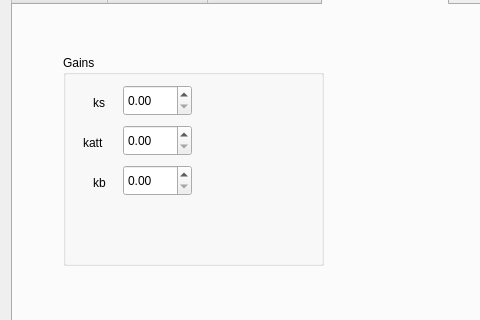
RicZan/quadcoptersSML, file gui/src/gui/ChooseController.ui: the form before one commit; both pictures show x 0 to 480 and y 112 to 432 of the 795 by 727 pixel window.
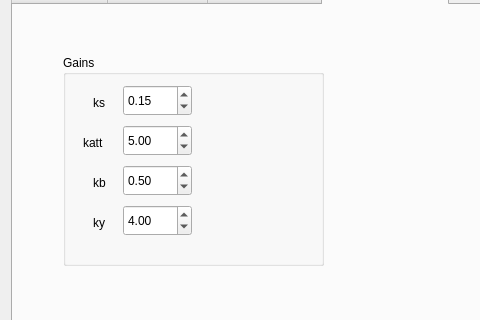
The form after the commit.

The edit to the form file:
```diff
--- a/gui/src/gui/ChooseController.ui
+++ b/gui/src/gui/ChooseController.ui
@@ -616,6 +616,9 @@
           <height>31</height>
          </rect>
         </property>
+        <property name="value">
+         <double>0.150000000000000</double>
+        </property>
        </widget>
        <widget class="QLabel" name="label_8">
         <property name="geometry">
@@ -639,6 +642,9 @@
           <height>31</height>
          </rect>
         </property>
+        <property name="value">
+         <double>5.000000000000000</double>
+        </property>
        </widget>
        <widget class="QDoubleSpinBox" name="BoundedGain">
         <property name="geometry">
@@ -649,6 +655,9 @@
           <height>31</height>
          </rect>
         </property>
+        <property name="value">
+         <double>0.500000000000000</double>
+        </property>
        </widget>
        <widget class="QLabel" name="label_9">
         <property name="geometry">
@@ -676,6 +685,32 @@
          <string>kb</string>
         </property>
        </widget>
+       <widget class="QDoubleSpinBox" name="YawGain">
+        <property name="geometry">
+         <rect>
+          <x>60</x>
+          <y>150</y>
+          <width>69</width>
+          <height>31</height>
+         </rect>
+        </property>
+        <property name="value">
+         <double>4.000000000000000</double>
+        </property>
+       </widget>
+       <widget class="QLabel" name="label_18">
+        <property name="geometry">
+         <rect>
+          <x>30</x>
+          <y>160</y>
+          <width>21</width>
+          <height>16</height>
+         </rect>
+        </property>
+        <property name="text">
+         <string>ky</string>
+        </property>
+       </widget>
       </widget>
      </widget>
     </widget>
```
